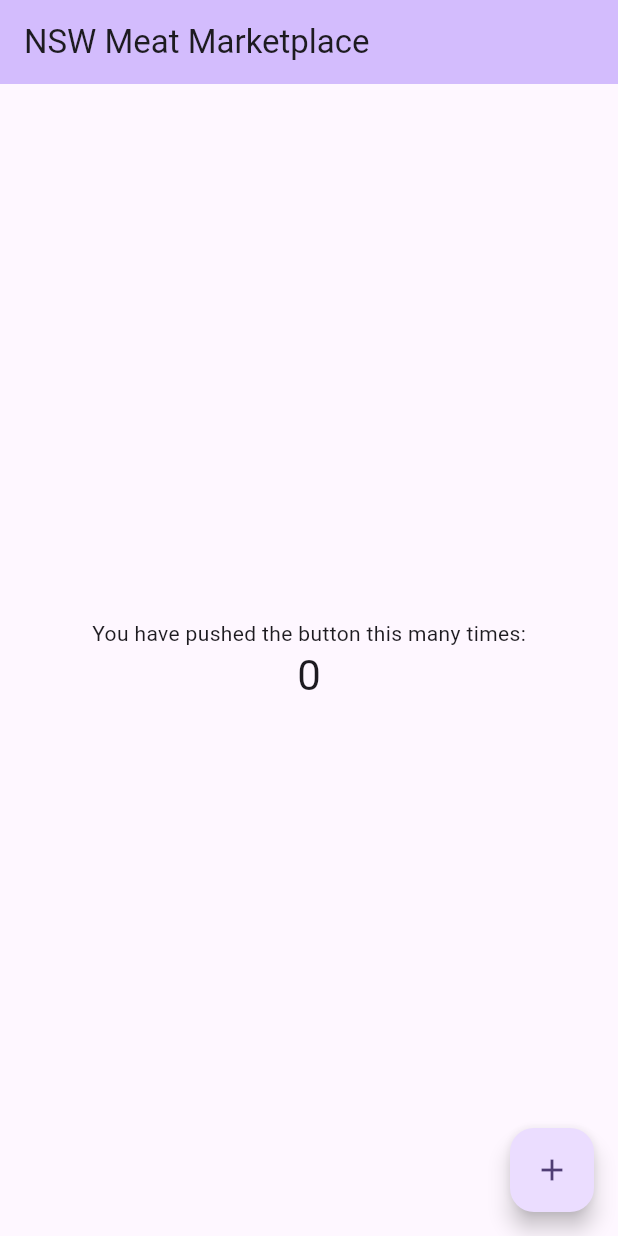
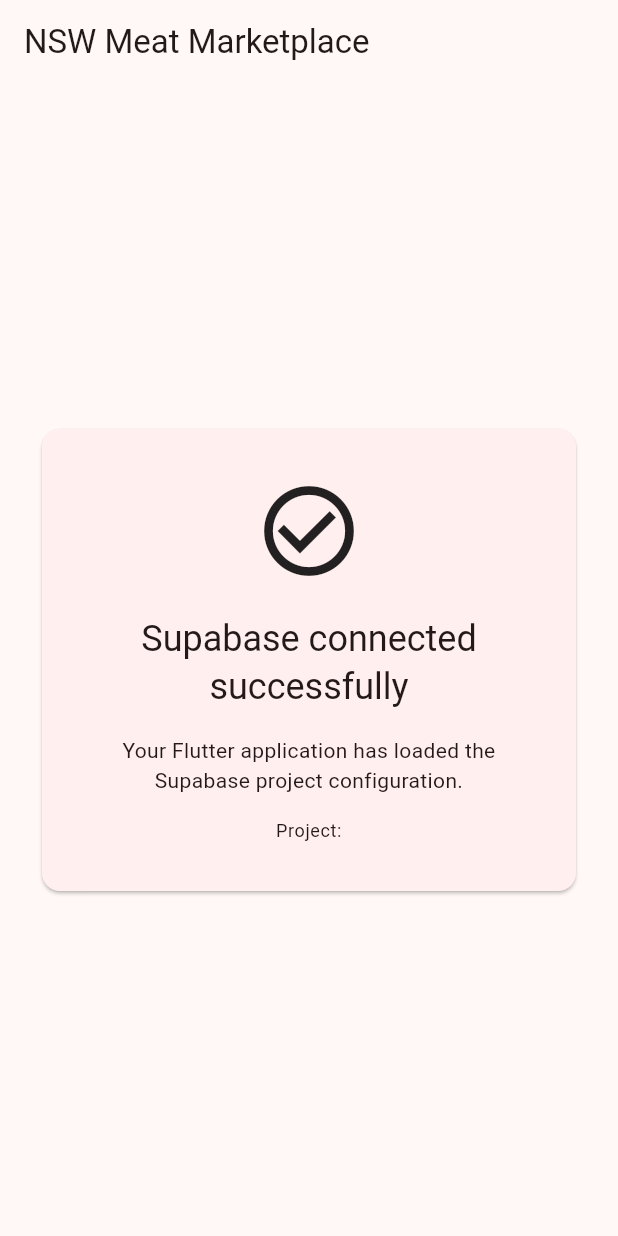
Before and after one commit to zaroproduction1-droid/meat-marketplace, a Flutter app: the screen it shows after launch, on a phone screen of 412 x 824 dp. Run offline on Flutter 3.47's test engine with Material 3 defaults, Android fonts, the phone set to English and light mode, and no system bars; our stand-ins replace flutter_dotenv, supabase_flutter; accounts and stored records are empty.

Commit message:
Connect Flutter app to Supabase

```diff
--- a/lib/main.dart
+++ b/lib/main.dart
@@ -1,121 +1,105 @@
 import 'package:flutter/material.dart';
+import 'package:flutter_dotenv/flutter_dotenv.dart';
+import 'package:supabase_flutter/supabase_flutter.dart';
 
-void main() {
-  runApp(const MyApp());
+Future<void> main() async {
+  WidgetsFlutterBinding.ensureInitialized();
+
+  await dotenv.load(fileName: '.env');
+
+  final supabaseUrl = dotenv.env['SUPABASE_URL'];
+  final supabasePublishableKey =
+      dotenv.env['SUPABASE_PUBLISHABLE_KEY'];
+
+  if (supabaseUrl == null || supabaseUrl.isEmpty) {
+    throw Exception('SUPABASE_URL is missing from the .env file.');
+  }
+
+  if (supabasePublishableKey == null ||
+      supabasePublishableKey.isEmpty) {
+    throw Exception(
+      'SUPABASE_PUBLISHABLE_KEY is missing from the .env file.',
+    );
+  }
+
+  await Supabase.initialize(
+    url: supabaseUrl,
+    anonKey: supabasePublishableKey,
+  );
+
+  runApp(const MeatMarketplaceApp());
 }
 
-class MyApp extends StatelessWidget {
-  const MyApp({super.key});
+class MeatMarketplaceApp extends StatelessWidget {
+  const MeatMarketplaceApp({super.key});
 
-  // This widget is the root of your application.
   @override
   Widget build(BuildContext context) {
     return MaterialApp(
-      title: 'Flutter Demo',
+      title: 'NSW Meat Marketplace',
+      debugShowCheckedModeBanner: false,
       theme: ThemeData(
-        // This is the theme of your application.
-        //
-        // TRY THIS: Try running your application with "flutter run". You'll see
-        // the application has a purple toolbar. Then, without quitting the app,
-        // try changing the seedColor in the colorScheme below to Colors.green
-        // and then invoke "hot reload" (save your changes or press the "hot
-        // reload" button in a Flutter-supported IDE, or press "r" if you used
-        // the command line to start the app).
-        //
-        // Notice that the counter didn't reset back to zero; the application
-        // state is not lost during the reload. To reset the state, use hot
-        // restart instead.
-        //
-        // This works for code too, not just values: Most code changes can be
-        // tested with just a hot reload.
-        colorScheme: .fromSeed(seedColor: Colors.deepPurple),
+        colorScheme: ColorScheme.fromSeed(
+          seedColor: const Color(0xFF8B1E1E),
+        ),
+        useMaterial3: true,
       ),
-      home: const MyHomePage(title: 'NSW Meat Marketplace'),
+      home: const ConnectionTestPage(),
     );
   }
 }
 
-class MyHomePage extends StatefulWidget {
-  const MyHomePage({super.key, required this.title});
-
-  // This widget is the home page of your application. It is stateful, meaning
-  // that it has a State object (defined below) that contains fields that affect
-  // how it looks.
-
-  // This class is the configuration for the state. It holds the values (in this
-  // case the title) provided by the parent (in this case the App widget) and
-  // used by the build method of the State. Fields in a Widget subclass are
-  // always marked "final".
-
-  final String title;
-
-  @override
-  State<MyHomePage> createState() => _MyHomePageState();
-}
-
-class _MyHomePageState extends State<MyHomePage> {
-  int _counter = 0;
-
-  void _incrementCounter() {
-    setState(() {
-      // This call to setState tells the Flutter framework that something has
-      // changed in this State, which causes it to rerun the build method below
-      // so that the display can reflect the updated values. If we changed
-      // _counter without calling setState(), then the build method would not be
-      // called again, and so nothing would appear to happen.
-      _counter++;
-    });
-  }
+class ConnectionTestPage extends StatelessWidget {
+  const ConnectionTestPage({super.key});
 
   @override
   Widget build(BuildContext context) {
-    // This method is rerun every time setState is called, for instance as done
-    // by the _incrementCounter method above.
-    //
-    // The Flutter framework has been optimized to make rerunning build methods
-    // fast, so that you can just rebuild anything that needs updating rather
-    // than having to individually change instances of widgets.
+    final projectUrl = Supabase.instance.client.rest.url;
+
     return Scaffold(
       appBar: AppBar(
-        // TRY THIS: Try changing the color here to a specific color (to
-        // Colors.amber, perhaps?) and trigger a hot reload to see the AppBar
-        // change color while the other colors stay the same.
-        backgroundColor: Theme.of(context).colorScheme.inversePrimary,
-        // Here we take the value from the MyHomePage object that was created by
-        // the App.build method, and use it to set our appbar title.
-        title: Text(widget.title),
+        title: const Text('NSW Meat Marketplace'),
       ),
       body: Center(
-        // Center is a layout widget. It takes a single child and positions it
-        // in the middle of the parent.
-        child: Column(
-          // Column is also a layout widget. It takes a list of children and
-          // arranges them vertically. By default, it sizes itself to fit its
-          // children horizontally, and tries to be as tall as its parent.
-          //
-          // Column has various properties to control how it sizes itself and
-          // how it positions its children. Here we use mainAxisAlignment to
-          // center the children vertically; the main axis here is the vertical
-          // axis because Columns are vertical (the cross axis would be
-          // horizontal).
-          //
-          // TRY THIS: Invoke "debug painting" (choose the "Toggle Debug Paint"
-          // action in the IDE, or press "p" in the console), to see the
-          // wireframe for each widget.
-          mainAxisAlignment: .center,
-          children: [
-            const Text('You have pushed the button this many times:'),
-            Text(
-              '$_counter',
-              style: Theme.of(context).textTheme.headlineMedium,
+        child: ConstrainedBox(
+          constraints: const BoxConstraints(maxWidth: 600),
+          child: Padding(
+            padding: const EdgeInsets.all(24),
+            child: Card(
+              child: Padding(
+                padding: const EdgeInsets.all(32),
+                child: Column(
+                  mainAxisSize: MainAxisSize.min,
+                  children: [
+                    const Icon(
+                      Icons.check_circle_outline,
+                      size: 72,
+                    ),
+                    const SizedBox(height: 20),
+                    Text(
+                      'Supabase connected successfully',
+                      textAlign: TextAlign.center,
+                      style:
+                          Theme.of(context).textTheme.headlineSmall,
+                    ),
+                    const SizedBox(height: 16),
+                    const Text(
+                      'Your Flutter application has loaded the '
+                      'Supabase project configuration.',
+                      textAlign: TextAlign.center,
+                    ),
+                    const SizedBox(height: 16),
+                    Text(
+                      'Project: $projectUrl',
+                      textAlign: TextAlign.center,
+                      style: Theme.of(context).textTheme.bodySmall,
+                    ),
+                  ],
+                ),
+              ),
             ),
-          ],
+          ),
         ),
-      ),
-      floatingActionButton: FloatingActionButton(
-        onPressed: _incrementCounter,
-        tooltip: 'Increment',
-        child: const Icon(Icons.add),
       ),
     );
   }
```
Also changed, not shown: pubspec.yaml (+5 -3 lines), pubspec.lock, 6 other files.
